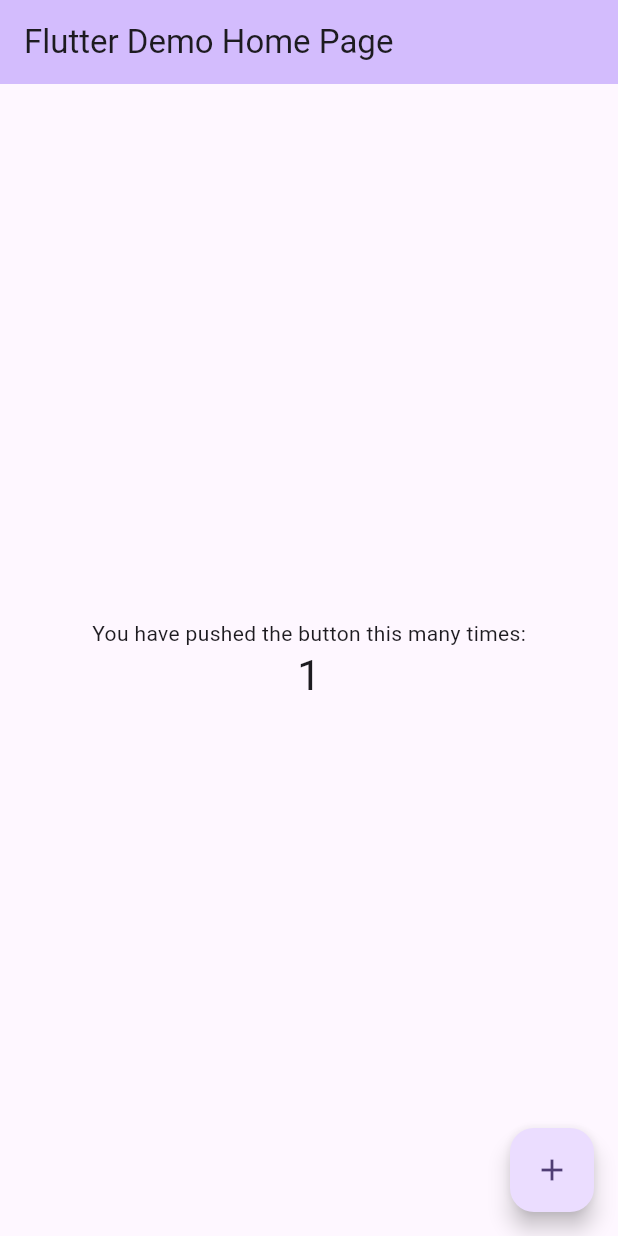
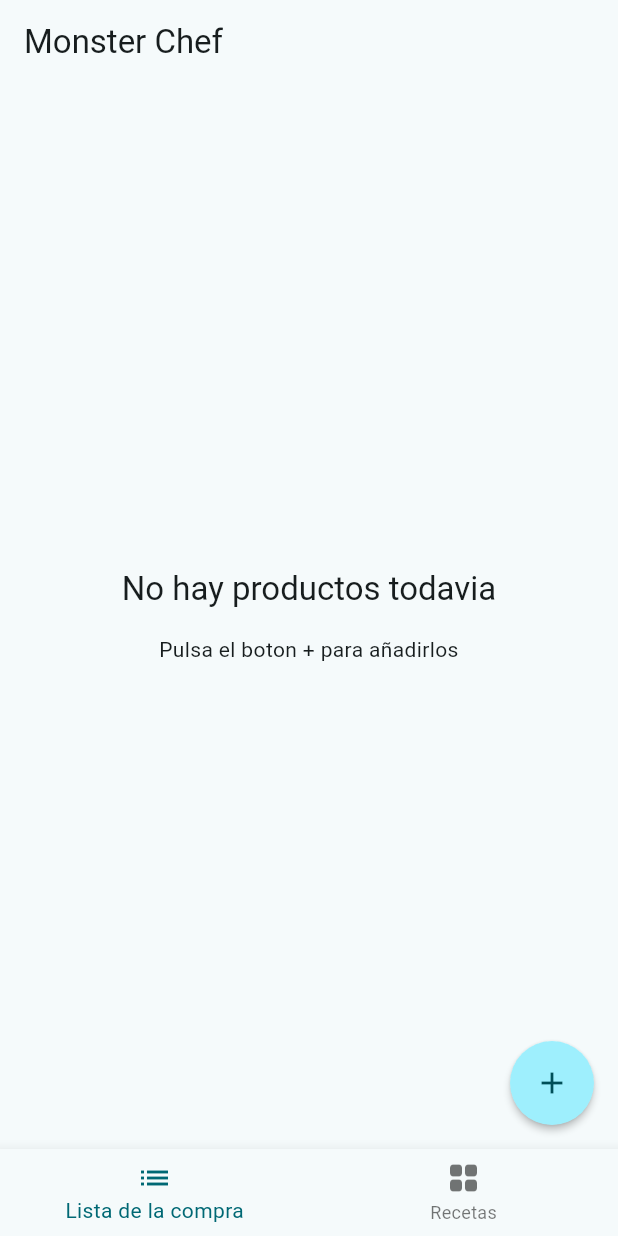
Before and after one commit to AgustinRamosTorres/sesion_3_moviles, a Flutter app: the screen it shows after launch, after a tap on the "add" icon, on a phone screen of 412 x 824 dp. Run offline on Flutter 3.47's test engine with Material 3 defaults, Android fonts, the phone set to English and light mode, and no system bars.

Commit message:
Todo fufa hasta ahora

```diff
--- /dev/null
+++ b/lib/lista_compra.dart
@@ -0,0 +1,29 @@
+import 'package:flutter/cupertino.dart';
+import 'package:sesion_2_moviles/producto.dart';
+
+class ListaCompra extends ChangeNotifier {
+  final _productos = <Producto>[];
+
+  List<Producto> get productos => List.unmodifiable(_productos);
+
+  void borraProducto(int indice) {
+    _productos.remove(indice);
+    notifyListeners();
+  }
+
+  void anadeProducto(Producto item) {
+    _productos.add(item);
+    notifyListeners();
+  }
+
+  void actualizaProducto(int indice, Producto item) {
+    _productos[indice] = item;
+    notifyListeners();
+  }
+
+  void marcaCompletado(int indice, bool completado) {
+    final producto = _productos[indice];
+    _productos[indice] = producto.copiaSinNulo(completado: completado);
+    notifyListeners();
+  }
+}
--- /dev/null
+++ b/lib/lista_compra_pantalla_vacia.dart
@@ -0,0 +1,26 @@
+import 'package:flutter/material.dart';
+
+class ListaCompraPantallaVacia extends StatelessWidget {
+  const ListaCompraPantallaVacia({super.key});
+
+  @override
+  Widget build(BuildContext context) {
+    return Center(
+      child: Column(
+        mainAxisAlignment: MainAxisAlignment.center,
+        children: [
+          Text(
+            "No hay productos todavia",
+            style: Theme.of(context).textTheme.titleLarge,
+          ),
+          const SizedBox(height: 16.0),
+          Text(
+            "Pulsa el boton + para añadirlos",
+            textAlign: TextAlign.center,
+            style: Theme.of(context).textTheme.bodyMedium,
+          ),
+        ],
+      ),
+    );
+  }
+}
--- /dev/null
+++ b/lib/lista_recetas_pantalla.dart
@@ -0,0 +1,12 @@
+import 'package:flutter/material.dart';
+
+class ListaRecetasPantalla extends StatelessWidget {
+  const ListaRecetasPantalla({super.key});
+
+  @override
+  Widget build(BuildContext context) {
+    return const Center(
+      child: Text("Lista de recetas"),
+    );
+  }
+}
--- /dev/null
+++ b/lib/lsita_compra_pantalla.dart
@@ -0,0 +1,40 @@
+import 'package:flutter/material.dart';
+import 'package:provider/provider.dart';
+import 'package:sesion_2_moviles/lista_compra.dart';
+import 'package:sesion_2_moviles/lista_compra_pantalla_vacia.dart';
+
+class ListaCompraPantalla extends StatelessWidget {
+  const ListaCompraPantalla({super.key});
+
+  @override
+  Widget build(BuildContext context) {
+    //4
+    return Scaffold(
+      // 6
+      body: construirPantallaListaCompra(),
+      floatingActionButton: FloatingActionButton(
+        elevation: 2,
+        shape: const CircleBorder(),
+        // 7
+        onPressed: () {
+
+        },
+        child: const Icon(Icons.add),
+      ),
+    );
+  }
+
+  Widget construirPantallaListaCompra() {
+    return Consumer<ListaCompra>(
+        builder: (context, manager, child) {
+          if (manager.productos.isNotEmpty) {
+            // 11
+            return Container(color: Colors.blueGrey);
+          } else {
+            return const ListaCompraPantallaVacia();
+          }
+        }
+    );
+  }
+
+}
--- a/lib/main.dart
+++ b/lib/main.dart
@@ -1,122 +1,6 @@
 import 'package:flutter/material.dart';
+import 'package:sesion_2_moviles/monster_chef_app.dart';
 
 void main() {
-  runApp(const MyApp());
+  runApp(MonsterChefApp());
 }
-
-class MyApp extends StatelessWidget {
-  const MyApp({super.key});
-
-  // This widget is the root of your application.
-  @override
-  Widget build(BuildContext context) {
-    return MaterialApp(
-      title: 'Flutter Demo',
-      theme: ThemeData(
-        // This is the theme of your application.
-        //
-        // TRY THIS: Try running your application with "flutter run". You'll see
-        // the application has a purple toolbar. Then, without quitting the app,
-        // try changing the seedColor in the colorScheme below to Colors.green
-        // and then invoke "hot reload" (save your changes or press the "hot
-        // reload" button in a Flutter-supported IDE, or press "r" if you used
-        // the command line to start the app).
-        //
-        // Notice that the counter didn't reset back to zero; the application
-        // state is not lost during the reload. To reset the state, use hot
-        // restart instead.
-        //
-        // This works for code too, not just values: Most code changes can be
-        // tested with just a hot reload.
-        colorScheme: ColorScheme.fromSeed(seedColor: Colors.deepPurple),
-      ),
-      home: const MyHomePage(title: 'Flutter Demo Home Page'),
-    );
-  }
-}
-
-class MyHomePage extends StatefulWidget {
-  const MyHomePage({super.key, required this.title});
-
-  // This widget is the home page of your application. It is stateful, meaning
-  // that it has a State object (defined below) that contains fields that affect
-  // how it looks.
-
-  // This class is the configuration for the state. It holds the values (in this
-  // case the title) provided by the parent (in this case the App widget) and
-  // used by the build method of the State. Fields in a Widget subclass are
-  // always marked "final".
-
-  final String title;
-
-  @override
-  State<MyHomePage> createState() => _MyHomePageState();
-}
-
-class _MyHomePageState extends State<MyHomePage> {
-  int _counter = 0;
-
-  void _incrementCounter() {
-    setState(() {
-      // This call to setState tells the Flutter framework that something has
-      // changed in this State, which causes it to rerun the build method below
-      // so that the display can reflect the updated values. If we changed
-      // _counter without calling setState(), then the build method would not be
-      // called again, and so nothing would appear to happen.
-      _counter++;
-    });
-  }
-
-  @override
-  Widget build(BuildContext context) {
-    // This method is rerun every time setState is called, for instance as done
-    // by the _incrementCounter method above.
-    //
-    // The Flutter framework has been optimized to make rerunning build methods
-    // fast, so that you can just rebuild anything that needs updating rather
-    // than having to individually change instances of widgets.
-    return Scaffold(
-      appBar: AppBar(
-        // TRY THIS: Try changing the color here to a specific color (to
-        // Colors.amber, perhaps?) and trigger a hot reload to see the AppBar
-        // change color while the other colors stay the same.
-        backgroundColor: Theme.of(context).colorScheme.inversePrimary,
-        // Here we take the value from the MyHomePage object that was created by
-        // the App.build method, and use it to set our appbar title.
-        title: Text(widget.title),
-      ),
-      body: Center(
-        // Center is a layout widget. It takes a single child and positions it
-        // in the middle of the parent.
-        child: Column(
-          // Column is also a layout widget. It takes a list of children and
-          // arranges them vertically. By default, it sizes itself to fit its
-          // children horizontally, and tries to be as tall as its parent.
-          //
-          // Column has various properties to control how it sizes itself and
-          // how it positions its children. Here we use mainAxisAlignment to
-          // center the children vertically; the main axis here is the vertical
-          // axis because Columns are vertical (the cross axis would be
-          // horizontal).
-          //
-          // TRY THIS: Invoke "debug painting" (choose the "Toggle Debug Paint"
-          // action in the IDE, or press "p" in the console), to see the
-          // wireframe for each widget.
-          mainAxisAlignment: MainAxisAlignment.center,
-          children: <Widget>[
-            const Text('You have pushed the button this many times:'),
-            Text(
-              '$_counter',
-              style: Theme.of(context).textTheme.headlineMedium,
-            ),
-          ],
-        ),
-      ),
-      floatingActionButton: FloatingActionButton(
-        onPressed: _incrementCounter,
-        tooltip: 'Increment',
-        child: const Icon(Icons.add),
-      ), // This trailing comma makes auto-formatting nicer for build methods.
-    );
-  }
-}
--- /dev/null
+++ b/lib/monster_chef_app.dart
@@ -0,0 +1,27 @@
+import 'package:flutter/material.dart';
+import 'package:sesion_2_moviles/moster_chef_pagina_principal.dart';
+import 'package:provider/provider.dart';
+import 'lista_compra.dart';
+
+class MonsterChefApp extends StatelessWidget {
+  const MonsterChefApp({super.key});
+
+  @override
+  Widget build(BuildContext context) {
+    return MaterialApp(
+      title: "Monster Chef Application",
+      //5
+      home: MultiProvider(
+        providers: [ChangeNotifierProvider(create: (context) => ListaCompra())],
+        child: MosterChefPaginaPrincipal(titulo: "Monster Chef"),
+      ),
+      theme: ThemeData(
+        colorScheme: ColorScheme.fromSeed(seedColor: Colors.white),
+        brightness: Brightness.light,
+        useMaterial3: true,
+      ),
+      darkTheme: ThemeData.dark(),
+      themeMode: ThemeMode.system,
+    );
+  }
+}
--- /dev/null
+++ b/lib/moster_chef_pagina_principal.dart
@@ -0,0 +1,52 @@
+import 'package:flutter/material.dart';
+import 'package:sesion_2_moviles/lista_recetas_pantalla.dart';
+import 'package:sesion_2_moviles/lsita_compra_pantalla.dart';
+
+class MosterChefPaginaPrincipal extends StatefulWidget {
+  final String _titulo;
+
+  MosterChefPaginaPrincipal({super.key, required titulo}): _titulo = titulo;
+
+  @override
+  State<MosterChefPaginaPrincipal> createState() =>
+      _MosterChefPaginaPrincipalState();
+}
+
+class _MosterChefPaginaPrincipalState extends State<MosterChefPaginaPrincipal> {
+  int _categoriaActiva = 0;
+
+  static var _paginas = <Widget>[ListaCompraPantalla(), ListaRecetasPantalla()];
+
+  @override
+  Widget build(BuildContext context) {
+    return Scaffold(
+      appBar: AppBar(title: Text(widget._titulo)),
+      body: SafeArea(
+        // 2
+        child: _paginas[_categoriaActiva],
+      ),
+      // 1
+      bottomNavigationBar: BottomNavigationBar(
+        //3
+        currentIndex: _categoriaActiva,
+        onTap: _alPulsar,
+        items: const <BottomNavigationBarItem>[
+          BottomNavigationBarItem(
+            icon: Icon(Icons.list),
+            label: "Lista de la compra",
+          ),
+          BottomNavigationBarItem(
+            icon: Icon(Icons.grid_view_rounded),
+            label: "Recetas",
+          ),
+        ],
+      ),
+    );
+  }
+
+  void _alPulsar(int indice) {
+    setState(() {
+      _categoriaActiva = indice;
+    });
+  }
+}
--- /dev/null
+++ b/lib/producto.dart
@@ -0,0 +1,33 @@
+enum Importancia { baja, media, alta }
+
+class Producto {
+  final String id;
+  final String nombre;
+  final Importancia importancia;
+  final int cantidad;
+  final bool completado;
+
+  Producto({
+    required this.id,
+    required this.nombre,
+    required this.importancia,
+    required this.cantidad,
+    this.completado = false,
+  });
+
+  Producto copiaSinNulo({
+    String? id,
+    String? nombre,
+    Importancia? importancia,
+    int? cantidad,
+    bool? completado,
+  }) {
+    return Producto(
+      id: id ?? this.id,
+      nombre: nombre ?? this.nombre,
+      importancia: importancia ?? this.importancia,
+      cantidad: cantidad ?? this.cantidad,
+      completado: completado ?? this.completado,
+    );
+  }
+}
--- a/pubspec.yaml
+++ b/pubspec.yaml
@@ -34,6 +34,7 @@ dependencies:
   # The following adds the Cupertino Icons font to your application.
   # Use with the CupertinoIcons class for iOS style icons.
   cupertino_icons: ^1.0.8
+  provider: ^6.1.4
 
 dev_dependencies:
   flutter_test:
```
Also changed, not shown: pubspec.lock, 2 other files.
